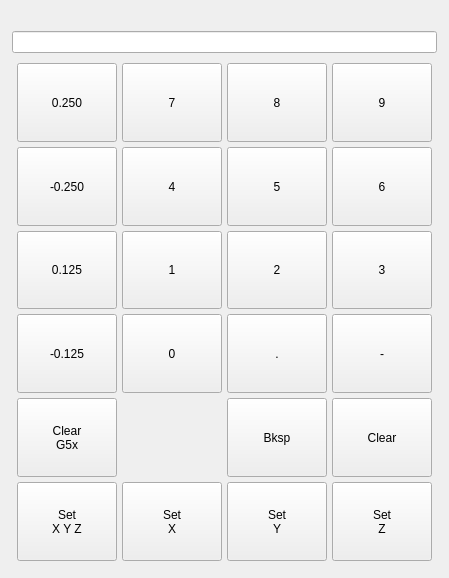
Old version of the form qtpyvcp/widgets/utility_widgets/g5x_offset/g5x_keypad.ui in the repository kcjengr/qtpyvcp.
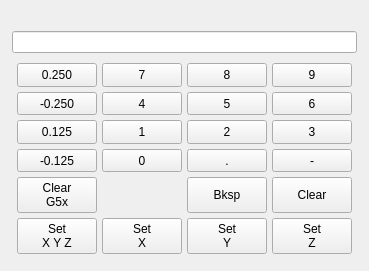
New version of the form. Custom widgets are drawn as their Qt base class.

Commit message: more widgets MDI Helper

The edit to the form file:
```diff
--- a/qtpyvcp/widgets/utility_widgets/g5x_offset/g5x_keypad.ui
+++ b/qtpyvcp/widgets/utility_widgets/g5x_offset/g5x_keypad.ui
@@ -6,8 +6,8 @@
    <rect>
     <x>0</x>
     <y>0</y>
-    <width>449</width>
-    <height>578</height>
+    <width>365</width>
+    <height>271</height>
    </rect>
   </property>
   <property name="windowTitle">
```
The commit also changes 5 other files.
